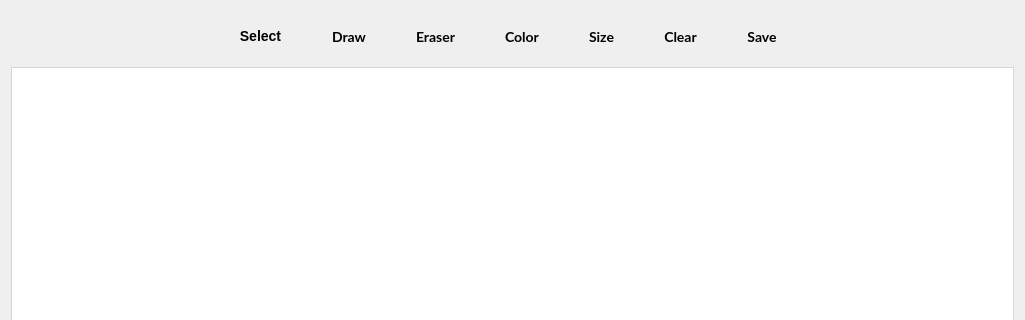
First picture: the form in mainwindow.ui, repository NataliaShishuk/SimpleWhiteBoard, before the edit; both pictures show x 0 to 1025 and y 0 to 320 of the 1025 by 611 pixel window.
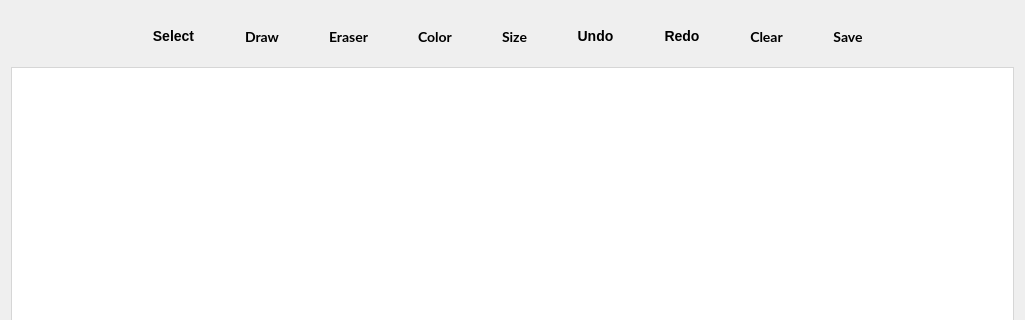
Second picture: the form after the edit. Icons and pictures are not drawn.

```diff
--- a/mainwindow.ui
+++ b/mainwindow.ui
@@ -61,7 +61,7 @@
 QToolButton::menu-indicator { image: none; }
 </string>
       </property>
-      <layout class="QHBoxLayout" name="horizontalLayout" stretch="0,0,0,0,0,0,0,0,0">
+      <layout class="QHBoxLayout" name="horizontalLayout" stretch="0,0,0,0,0,0,0,0,0,0,0">
        <property name="spacing">
         <number>10</number>
        </property>
@@ -267,6 +267,40 @@
          </property>
         </widget>
        </item>
+       <item>
+        <widget class="QToolButton" name="undoButton">
+         <property name="cursor">
+          <cursorShape>PointingHandCursor</cursorShape>
+         </property>
+         <property name="text">
+          <string>Undo</string>
+         </property>
+         <property name="icon">
+          <iconset resource="resources.qrc">
+           <normaloff>:/icons/undo.png</normaloff>:/icons/undo.png</iconset>
+         </property>
+         <property name="toolButtonStyle">
+          <enum>Qt::ToolButtonTextUnderIcon</enum>
+         </property>
+        </widget>
+       </item>
+       <item>
+        <widget class="QToolButton" name="redoButton">
+         <property name="cursor">
+          <cursorShape>PointingHandCursor</cursorShape>
+         </property>
+         <property name="text">
+          <string>Redo</string>
+         </property>
+         <property name="icon">
+          <iconset resource="resources.qrc">
+           <normaloff>:/icons/redo.png</normaloff>:/icons/redo.png</iconset>
+         </property>
+         <property name="toolButtonStyle">
+          <enum>Qt::ToolButtonTextUnderIcon</enum>
+         </property>
+        </widget>
+       </item>
        <item>
         <widget class="QToolButton" name="clearButton">
          <property name="sizePolicy">
```
